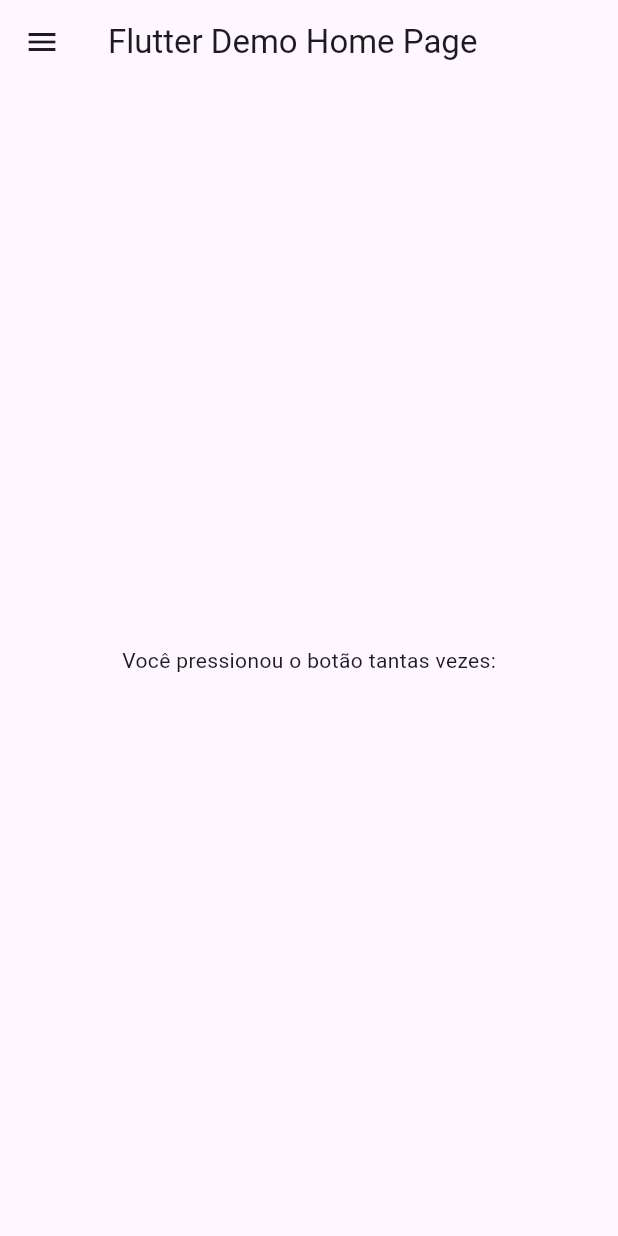
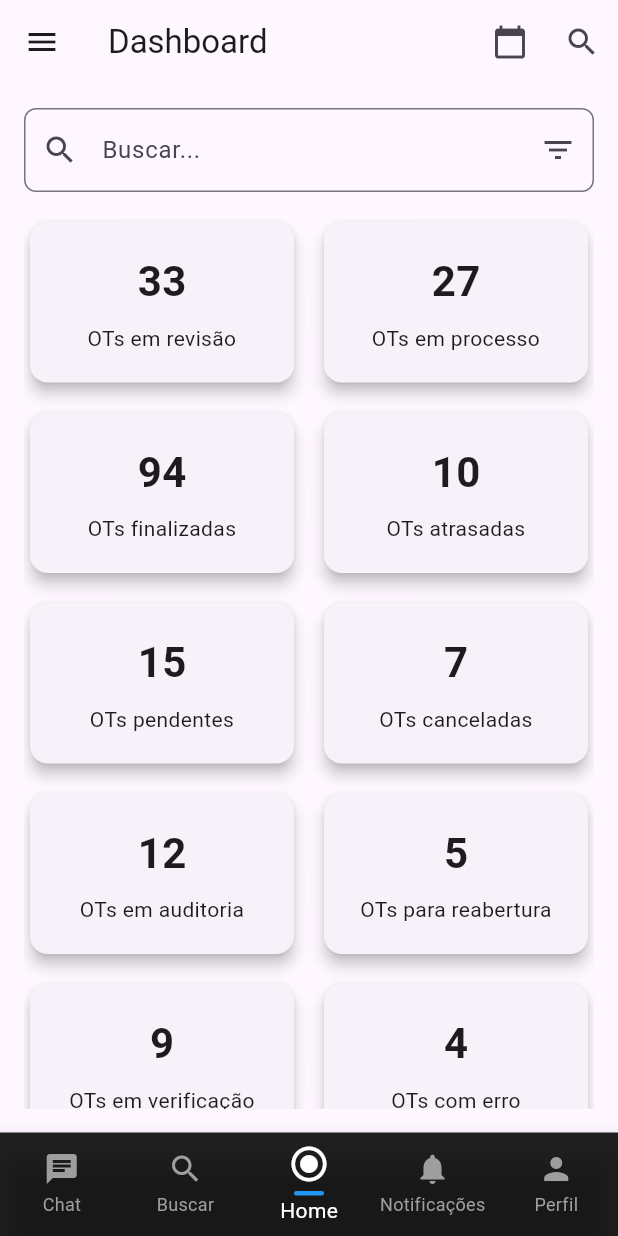
Before and after one commit to carlospijanowski/app-planilha, a Flutter app: the MyHomePage screen opened directly, on a phone screen of 412 x 824 dp. Run offline on Flutter 3.47's test engine with Material 3 defaults, Android fonts, the light colour scheme and no system bars; our stand-ins replace image_picker.

Commit message:
tudo funfando ate aqui

```diff
--- /dev/null
+++ b/lib/custom_nav_bar.dart
@@ -0,0 +1,56 @@
+import 'package:flutter/material.dart';
+
+class CustomBottomNavBar extends StatefulWidget {
+  @override
+  _CustomBottomNavBarState createState() => _CustomBottomNavBarState();
+}
+
+class _CustomBottomNavBarState extends State<CustomBottomNavBar> {
+  int _selectedIndex = 2; // Índice inicial (ícone do meio)
+
+  void _onNavItemTapped(int index) {
+    setState(() {
+      _selectedIndex = index;
+    });
+  }
+
+  @override
+  Widget build(BuildContext context) {
+    return BottomNavigationBar(
+      backgroundColor: Colors.black87, // Fundo escuro como na imagem
+      selectedItemColor: Colors.white, // Ícone selecionado branco
+      unselectedItemColor: Colors.grey, // Ícones não selecionados em cinza
+      currentIndex: _selectedIndex,
+      type: BottomNavigationBarType.fixed, // Evita comportamento estranho com 5 itens
+      onTap: _onNavItemTapped,
+      items: [
+        _buildNavItem(Icons.chat, "Chat"),
+        _buildNavItem(Icons.search, "Buscar"),
+        _buildNavItem(Icons.radio_button_checked, "Home"), // Ícone do meio com destaque
+        _buildNavItem(Icons.notifications, "Notificações"),
+        _buildNavItem(Icons.person, "Perfil"),
+      ],
+    );
+  }
+
+  BottomNavigationBarItem _buildNavItem(IconData icon, String label) {
+    return BottomNavigationBarItem(
+      icon: Icon(icon, size: 24),
+      activeIcon: Column(
+        children: [
+          Icon(icon, size: 28), // Ícone maior quando ativo
+          Container(
+            height: 3,
+            width: 20,
+            margin: EdgeInsets.only(top: 4),
+            decoration: BoxDecoration(
+              color: Colors.blue, // Indicador azul como na imagem
+              borderRadius: BorderRadius.circular(2),
+            ),
+          ),
+        ],
+      ),
+      label: label,
+    );
+  }
+}
--- a/lib/home_page.dart
+++ b/lib/home_page.dart
@@ -1,6 +1,7 @@
 import 'package:flutter/material.dart';
 import 'dart:io';
 import 'package:image_picker/image_picker.dart';
+import 'custom_nav_bar.dart';
 import 'widget_catalog.dart';
 import 'new_screen.dart';
 
@@ -14,11 +15,24 @@
 }
 
 class _MyHomePageState extends State<MyHomePage> {
+  DateTimeRange? _selectedDateRange;
+
+  Future<void> _selectDateRange(BuildContext context) async {
+    final DateTimeRange? picked = await showDateRangePicker(
+      context: context,
+      firstDate: DateTime(2020),
+      lastDate: DateTime(2030),
+    );
+    if (picked != null && picked != _selectedDateRange) {
+      setState(() {
+        _selectedDateRange = picked;
+      });
+    }
+  }
+
   File? _image;
-
   final ImagePicker _picker = ImagePicker();
 
-  // Função para abrir a galeria ou câmera
   Future<void> _pickImage(ImageSource source) async {
     final XFile? selected = await _picker.pickImage(source: source);
     if (selected != null) {
@@ -30,9 +44,36 @@
 
   @override
   Widget build(BuildContext context) {
+    final List<Map<String, String>> data = [
+      {'title': 'OTs em revisão', 'count': '33'},
+      {'title': 'OTs em processo', 'count': '27'},
+      {'title': 'OTs finalizadas', 'count': '94'},
+      {'title': 'OTs atrasadas', 'count': '10'},
+      {'title': 'OTs pendentes', 'count': '15'},
+      {'title': 'OTs canceladas', 'count': '7'},
+      {'title': 'OTs em auditoria', 'count': '12'},
+      {'title': 'OTs para reabertura', 'count': '5'},
+      {'title': 'OTs em verificação', 'count': '9'},
+      {'title': 'OTs com erro', 'count': '4'},
+      {'title': 'OTs urgentes', 'count': '20'},
+      {'title': 'OTs concluídas hoje', 'count': '30'},
+      {'title': 'OTs em análise', 'count': '8'},
+      {'title': 'OTs em espera', 'count': '11'},
+    ];
+
     return Scaffold(
       appBar: AppBar(
-        title: Text(widget.title),
+        title: const Text('Dashboard'),
+        actions: [
+          IconButton(
+            icon: const Icon(Icons.calendar_today),
+            onPressed: () => _selectDateRange(context),
+          ),
+          IconButton(
+            icon: const Icon(Icons.search),
+            onPressed: () {},
+          ),
+        ],
       ),
       drawer: Drawer(
         child: ListView(
@@ -56,7 +97,7 @@
               title: Text('Carregar da Galeria'),
               onTap: () {
                 _pickImage(ImageSource.gallery);
-                Navigator.of(context).pop(); // Fecha o drawer após a escolha
+                Navigator.of(context).pop();
               },
             ),
             ListTile(
@@ -64,14 +105,14 @@
               title: Text('Tirar Foto'),
               onTap: () {
                 _pickImage(ImageSource.camera);
-                Navigator.of(context).pop(); // Fecha o drawer após a escolha
+                Navigator.of(context).pop();
               },
             ),
             ListTile(
               leading: Icon(Icons.home),
               title: Text('Página Inicial'),
               onTap: () {
-                Navigator.of(context).pop(); // Fecha o drawer
+                Navigator.of(context).pop();
               },
             ),
             ListTile(
@@ -97,11 +138,67 @@
           ],
         ),
       ),
-      body: Center(
+      body: Padding(
+        padding: const EdgeInsets.all(16.0),
+        child: Column(
+          children: [
+            Row(
+              children: [
+                Expanded(
+                  child: TextField(
+                    decoration: InputDecoration(
+                      prefixIcon: const Icon(Icons.search),
+                      suffixIcon: const Icon(Icons.filter_list),
+                      border: OutlineInputBorder(
+                        borderRadius: BorderRadius.circular(8.0),
+                      ),
+                      hintText: 'Buscar...',
+                    ),
+                  ),
+                ),
+              ],
+            ),
+            const SizedBox(height: 16),
+            Expanded(
+              child: GridView.builder(
+                gridDelegate: const SliverGridDelegateWithMaxCrossAxisExtent(
+                  maxCrossAxisExtent: 250,
+                  crossAxisSpacing: 12,
+                  mainAxisSpacing: 12,
+                  childAspectRatio: 1.6,
+                ),
+                itemCount: data.length,
+                itemBuilder: (context, index) {
+                  return _buildDashboardCard(data[index]['title']!, data[index]['count']!);
+                },
+              ),
+            ),
+          ],
+        ),
+      ),
+      bottomNavigationBar: CustomBottomNavBar(),
+    );
+  }
+
+  Widget _buildDashboardCard(String title, String count) {
+    return Card(
+      elevation: 4,
+      shape: RoundedRectangleBorder(borderRadius: BorderRadius.circular(12)),
+      child: Padding(
+        padding: const EdgeInsets.all(16.0),
         child: Column(
           mainAxisAlignment: MainAxisAlignment.center,
-          children: <Widget>[
-            const Text('Você pressionou o botão tantas vezes:'),
+          children: [
+            Text(
+              count,
+              style: const TextStyle(fontSize: 28, fontWeight: FontWeight.bold),
+            ),
+            const SizedBox(height: 8),
+            Text(
+              title,
+              textAlign: TextAlign.center,
+              style: const TextStyle(fontSize: 14),
+            ),
           ],
         ),
       ),
--- a/pubspec.yaml
+++ b/pubspec.yaml
@@ -11,6 +11,7 @@
   cupertino_icons: ^1.0.8
   image_picker: ^1.1.2
   image_picker_for_web: ^3.0.6
+  http: ^0.13.3
 
 dev_dependencies:
   flutter_test:
@@ -18,3 +19,5 @@
   flutter_lints: ^5.0.0
 flutter:
   uses-material-design: true
+  assets:
+    - assets/images/placeholder.png
```
Also changed, not shown: lib/login_page.dart (+6 -6 lines), lib/new_screen.dart (+95 -6 lines), assets/images/placeholder.png (added), assets/placeholder.png (added), pubspec.lock.
